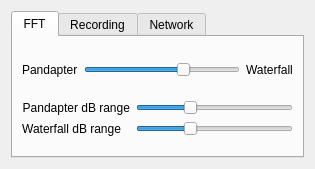
Before: the Qt Designer form src/qtgui/audio_options.ui in gqrx-sdr/gqrx, drawn with Qt 5.
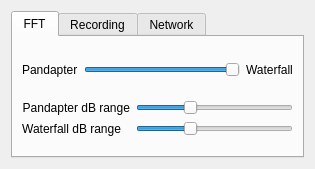
After: the same form once the commit is applied. Icons and pictures are not drawn. Custom widgets are drawn as their Qt base class.

Commit message: Keep audio waterfall hidden by default

Diff of the .ui file:
```diff
--- a/src/qtgui/audio_options.ui
+++ b/src/qtgui/audio_options.ui
@@ -55,7 +55,7 @@
             <number>100</number>
            </property>
            <property name="value">
-            <number>65</number>
+            <number>100</number>
            </property>
            <property name="orientation">
             <enum>Qt::Horizontal</enum>
```
The commit also changes 1 other file.
